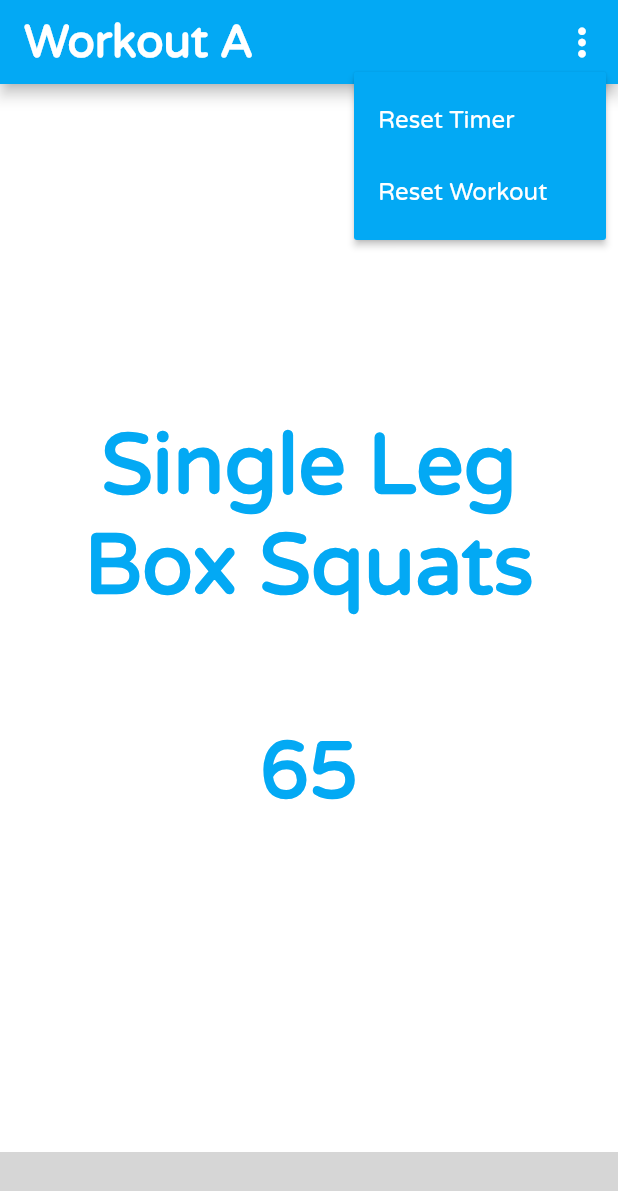
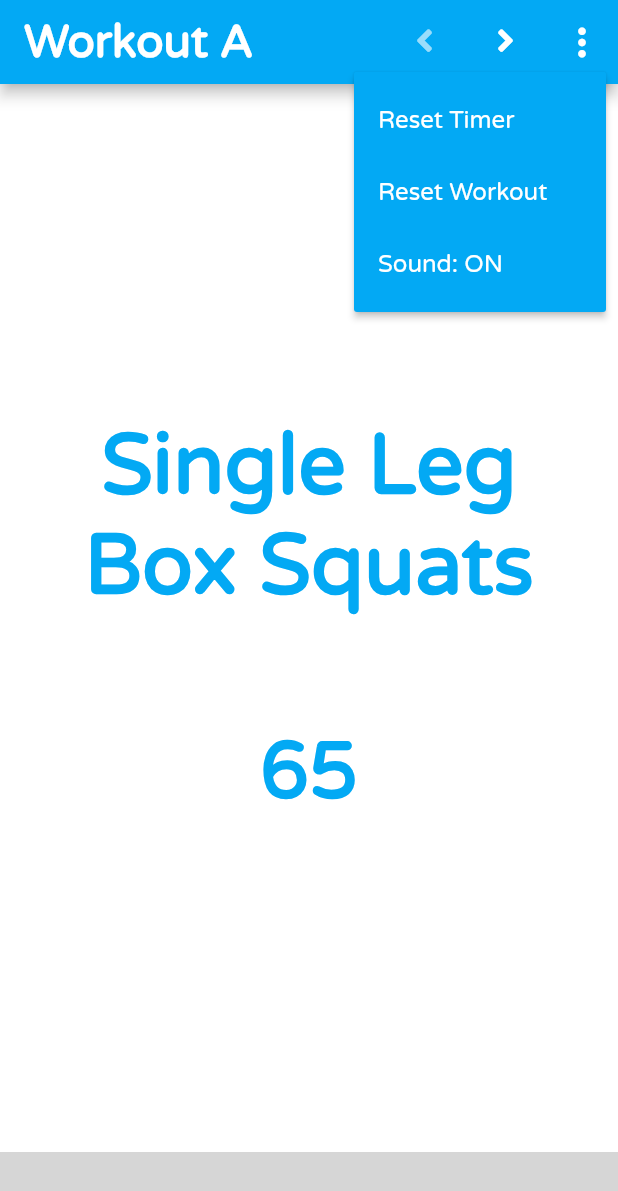
Before and after one commit to sidlau/ExerciseHelper, a Flutter app: the screen it shows after launch, after a tap on the "more vert" icon, on a phone screen of 412 x 824 dp. Shown: the top 1191 px of the screen. Run offline on Flutter 3.47's test engine with Material 2 defaults, Android fonts, the phone set to English and light mode, and no system bars; our stand-ins replace assets_audio_player, flutter_snake_navigationbar, font_awesome_flutter, material_design_icons_flutter, wakelock; statements that could not run were skipped; grey boxes are pictures that could not be loaded.

Commit message:
Added wakelock to prevent sleeping, notification sound toggle, and buttons to skip back and forth through exercises

```diff
--- a/lib/main.dart
+++ b/lib/main.dart
@@ -3,10 +3,13 @@ import 'dart:async';
 import 'package:flutter/material.dart';
 import 'package:flutter/services.dart';
 import 'package:flutter/rendering.dart';
+import 'package:wakelock/wakelock.dart';
 import 'package:font_awesome_flutter/font_awesome_flutter.dart';
 import 'package:material_design_icons_flutter/material_design_icons_flutter.dart';
 import 'package:flutter_snake_navigationbar/flutter_snake_navigationbar.dart';
 import 'package:assets_audio_player/assets_audio_player.dart';
+
+const int TIMER = 65;
 
 void main() => runApp(ExerciseHelper());
 
@@ -14,6 +17,7 @@ class ExerciseHelper extends StatelessWidget {
   @override
   Widget build(BuildContext context) {
     SystemChrome.setPreferredOrientations([DeviceOrientation.portraitUp]);
+    Wakelock.enable();
     return MaterialApp(
         title: 'Exercise Helper',
         theme: ThemeData(
@@ -108,8 +112,9 @@ class WorkoutView extends StatefulWidget {
 
 class _WorkoutViewState extends State<WorkoutView> {
   bool started = false;
+  bool sound = true;
   Timer timer;
-  int timeCounter = 65;
+  int timeCounter = TIMER;
   int index = 0;
 
   final audioPlayer = AssetsAudioPlayer();
@@ -134,10 +139,12 @@ class _WorkoutViewState extends State<WorkoutView> {
         setState(() {
           if (started) {
             if (timeCounter <= 1) {
-              audioPlayer.open(
-                Audio("assets/audio/finish.ogg"),
-              );
-              timeCounter = 65;
+              if (sound) {
+                audioPlayer.open(
+                  Audio("assets/audio/finish.ogg"), audioFocusStrategy: AudioFocusStrategy.none()
+                );
+              }
+              timeCounter = TIMER;
               started = !started;
               t.cancel();
               if (index == widget.workout.exercises.length - 1)
@@ -146,11 +153,21 @@ class _WorkoutViewState extends State<WorkoutView> {
                 index++;
             }
             else {
-              timeCounter = timeCounter - 1;
+              timeCounter--;
             }
           }
         });
     });
+  }
+
+  void resetTimer() {
+    if (timer != null) {
+      timer.cancel();
+    }
+    if (started) {
+      started = false;
+    }
+    timeCounter = 65;
   }
 
   @override
@@ -160,6 +177,36 @@ class _WorkoutViewState extends State<WorkoutView> {
         title: Text(widget.workout.name, style: TextStyle(fontSize: 30.0, fontWeight: FontWeight.w700)),
         backgroundColor: widget.workout.color,
         actions: <Widget>[
+          IconButton(
+            icon: Icon(FontAwesomeIcons.angleLeft),
+            color: index == 0 ? Colors.white60 : Colors.white,
+            padding: EdgeInsets.fromLTRB(15.0, 0.0, 15.0, 2.0),
+            highlightColor: Colors.white.withAlpha(0),
+            splashColor: Colors.white.withAlpha(0),
+            onPressed: () {
+              if (index > 0) {
+                setState(() {
+                  resetTimer();
+                  index--;
+                });
+              }
+            }
+          ),
+          IconButton(
+            icon: Icon(FontAwesomeIcons.angleRight),
+            color: index == widget.workout.exercises.length - 1 ? Colors.white60 : Colors.white,
+            padding: EdgeInsets.fromLTRB(15.0, 0.0, 15.0, 2.0),
+            highlightColor: Colors.white.withAlpha(0),
+            splashColor: Colors.white.withAlpha(0),
+            onPressed: () {
+              if (index < widget.workout.exercises.length - 1) {
+                setState(() {
+                  resetTimer();
+                  index++;
+                });
+              }
+            }
+          ),
           PopupMenuButton<String>(
             color: started ? Colors.white : widget.workout.color,
             elevation: 2.0,
@@ -168,16 +215,15 @@ class _WorkoutViewState extends State<WorkoutView> {
             onSelected: (value) {
               if (value == 'Timer' || value == 'Workout') {
                 setState(() {
-                  if (timer != null) {
-                    timer.cancel();
-                  }
-                  if (started) {
-                    started = false;
-                  }
-                  timeCounter = 65;
+                  resetTimer();
                   if (value == 'Workout') {
                     index = 0;
                   }
+                });
+              }
+              else if (value == 'Sound') {
+                setState(() {
+                  sound = !sound;
                 });
               }
             },
@@ -189,6 +235,10 @@ class _WorkoutViewState extends State<WorkoutView> {
               PopupMenuItem<String>(
                   value: 'Workout',
                   child: Text('Reset Workout', style: TextStyle(color: started ? widget.workout.color : Colors.white))
+              ),
+              PopupMenuItem<String>(
+                  value: 'Sound',
+                  child: Text(sound ? 'Sound: ON' : 'Sound: OFF', style: TextStyle(color: started ? widget.workout.color : Colors.white))
               ),
             ],
           )
```
Also changed, not shown: pubspec.yaml (+5 -4 lines), pubspec.lock, 2 other files.
